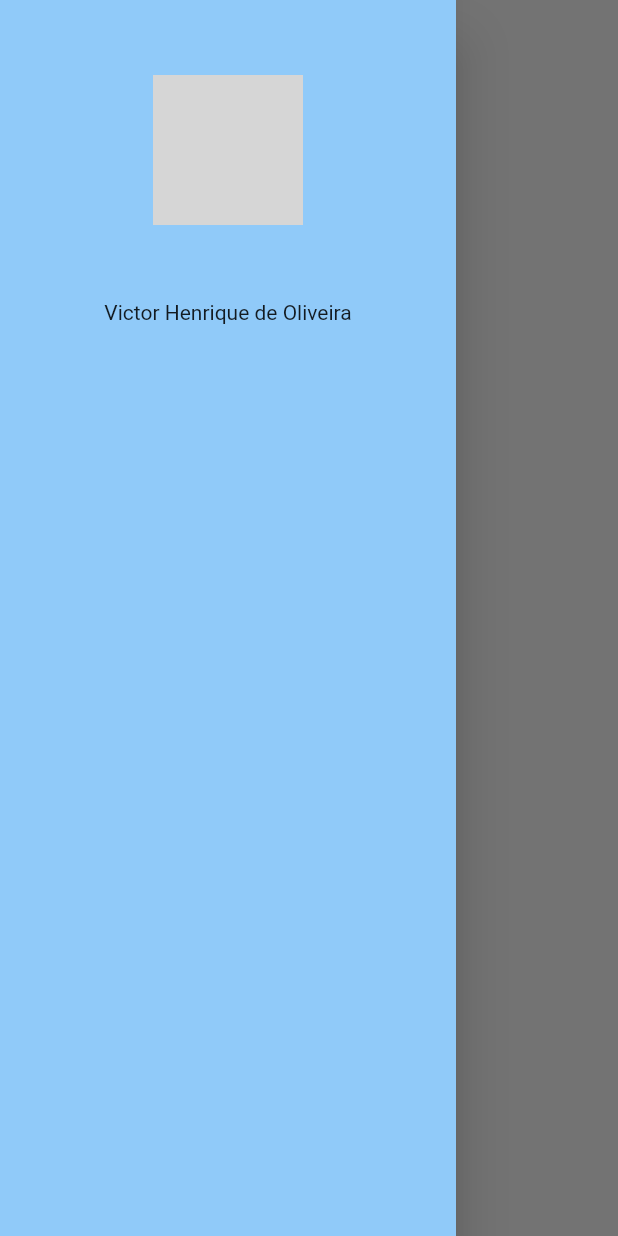
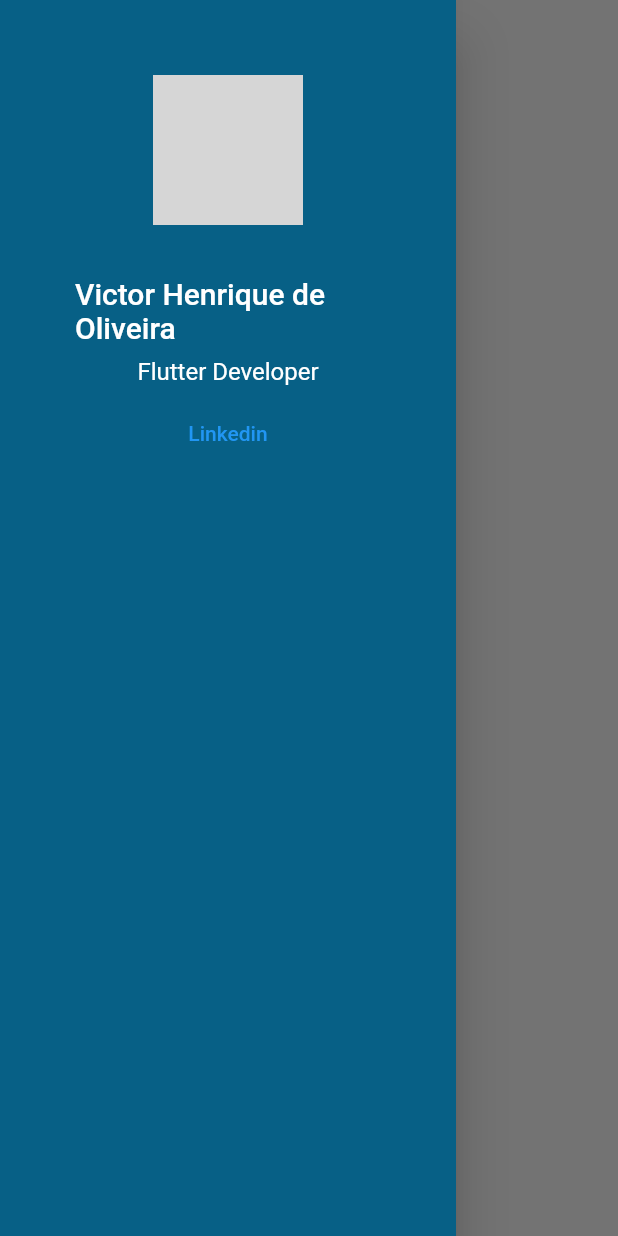
Before and after one commit to VitiNho-Dev/landing_page-Challenge06-Fteam, a Flutter app: the screen it shows after launch, with the side drawer open, on a phone screen of 412 x 824 dp. Run offline on Flutter 3.47's test engine with Material 2 defaults, Android fonts, the phone set to English and light mode, and no system bars; our stand-ins replace google_fonts; network calls fail; grey boxes are pictures that could not be loaded.

Commit message:
fontes e cores personalizadas adicionadas

```diff
--- a/lib/modules/app_widget.dart
+++ b/lib/modules/app_widget.dart
@@ -1,4 +1,5 @@
 import 'package:flutter/material.dart';
+import 'package:landing_page/theme/app_text_style.dart';
 
 import 'home_module/home_page.dart';
 
@@ -7,9 +8,12 @@ class AppWidget extends StatelessWidget {
 
   @override
   Widget build(BuildContext context) {
-    return const MaterialApp(
+    return MaterialApp(
       debugShowCheckedModeBanner: false,
-      home: HomePage(),
+      theme: ThemeData(
+        textTheme: AppTextStyle.textTheme,
+      ),
+      home: const HomePage(),
     );
   }
 }
--- a/lib/modules/home_module/responsivity/mobile_layout.dart
+++ b/lib/modules/home_module/responsivity/mobile_layout.dart
@@ -1,5 +1,5 @@
 import 'package:flutter/material.dart';
-import 'package:landing_page/utils/url.dart';
+import 'package:landing_page/modules/home_module/widgets/custom_header_widget.dart';
 
 class MobileLayout extends StatefulWidget {
   const MobileLayout({Key? key}) : super(key: key);
@@ -19,20 +19,11 @@ class _MobileLayoutState extends State<MobileLayout> {
           color: Colors.black,
         ),
       ),
-      drawer: Drawer(
-        backgroundColor: Colors.blue.shade200,
+      drawer: const Drawer(
+        backgroundColor: Color.fromARGB(255, 7, 96, 134),
         child: Padding(
-          padding: const EdgeInsets.all(50),
-          child: Column(
-            children: const [
-              CircleAvatar(
-                backgroundImage: NetworkImage(profileImageUrl),
-                radius: 50,
-              ),
-              SizedBox(height: 50),
-              Text('Victor Henrique de Oliveira')
-            ],
-          ),
+          padding: EdgeInsets.all(50),
+          child: CustomHeaderWidget(),
         ),
       ),
     );
--- a/lib/modules/home_module/widgets/custom_drawer_widget.dart
+++ b/lib/modules/home_module/widgets/custom_drawer_widget.dart
@@ -1,5 +1,6 @@
 import 'package:flutter/material.dart';
-import 'package:landing_page/utils/url.dart';
+import 'package:landing_page/modules/home_module/widgets/custom_header_widget.dart';
+import 'package:landing_page/theme/app_colors.dart';
 
 class CustomDrawerWidget extends StatelessWidget {
   const CustomDrawerWidget({Key? key}) : super(key: key);
@@ -9,17 +10,8 @@ class CustomDrawerWidget extends StatelessWidget {
     return Container(
       width: MediaQuery.of(context).size.width,
       padding: const EdgeInsets.all(30),
-      color: Colors.blue.shade200,
-      child: Column(
-        children: const [
-          CircleAvatar(
-            backgroundImage: NetworkImage(profileImageUrl),
-            radius: 50,
-          ),
-          SizedBox(height: 50),
-          Text('Victor Henrique de Oliveira')
-        ],
-      ),
+      color: AppColors.primaryColor,
+      child: const CustomHeaderWidget(),
     );
   }
 }
--- /dev/null
+++ b/lib/modules/home_module/widgets/custom_header_widget.dart
@@ -0,0 +1,42 @@
+import 'package:flutter/material.dart';
+import 'package:landing_page/utils/url.dart';
+import 'package:url_launcher/url_launcher.dart';
+
+class CustomHeaderWidget extends StatelessWidget {
+  const CustomHeaderWidget({Key? key}) : super(key: key);
+
+  @override
+  Widget build(BuildContext context) {
+    return Column(
+      children: [
+        const CircleAvatar(
+          backgroundImage: NetworkImage(profileImageUrl),
+          radius: 50,
+        ),
+        const SizedBox(height: 34),
+        Text(
+          'Victor Henrique de Oliveira',
+          style: Theme.of(context).textTheme.headline6,
+        ),
+        const SizedBox(height: 8),
+        Text(
+          'Flutter Developer',
+          style: Theme.of(context).textTheme.subtitle1,
+        ),
+        const SizedBox(height: 8),
+        TextButton(
+          onPressed: () async {
+            if (await canLaunch(
+                'https://www.linkedin.com/in/victor-henrique-9b1375174/')) {
+              await launch(
+                  'https://www.linkedin.com/in/victor-henrique-9b1375174/');
+            } else {
+              throw 'Could not launch Maps';
+            }
+          },
+          child: const Text('Linkedin'),
+        ),
+      ],
+    );
+  }
+}
--- /dev/null
+++ b/lib/theme/app_colors.dart
@@ -0,0 +1,7 @@
+import 'package:flutter/material.dart';
+
+class AppColors {
+  static const titleColor = Color(0xffffffff);
+  static const primaryColor = Color(0xFF076086);
+  static const backgroundColor = Color(0xffe1e2e6);
+}
--- /dev/null
+++ b/lib/theme/app_text_style.dart
@@ -0,0 +1,18 @@
+import 'package:flutter/material.dart';
+import 'package:google_fonts/google_fonts.dart';
+import 'package:landing_page/theme/app_colors.dart';
+
+class AppTextStyle {
+  static final _headline6 = GoogleFonts.ubuntuCondensed(
+    color: AppColors.titleColor,
+  );
+
+  static final _subtitle1 = GoogleFonts.ubuntuCondensed(
+    color: AppColors.titleColor,
+  );
+
+  static final textTheme = TextTheme(
+    headline6: _headline6,
+    subtitle1: _subtitle1,
+  );
+}
--- a/pubspec.yaml
+++ b/pubspec.yaml
@@ -34,6 +34,8 @@ dependencies:
   # The following adds the Cupertino Icons font to your application.
   # Use with the CupertinoIcons class for iOS style icons.
   cupertino_icons: ^1.0.2
+  google_fonts: ^2.3.1
+  url_launcher: ^6.0.20
 
 dev_dependencies:
   flutter_test:
```
Also changed, not shown: pubspec.lock, 2 other files.
